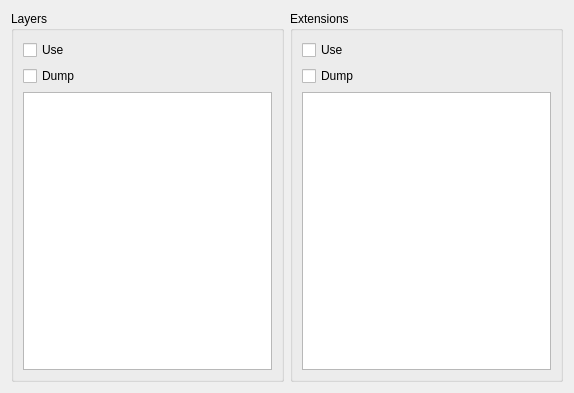
Qt form Tools/DebugSettingsEditor/VulkanTab.ui (krre/origin) before a commit.
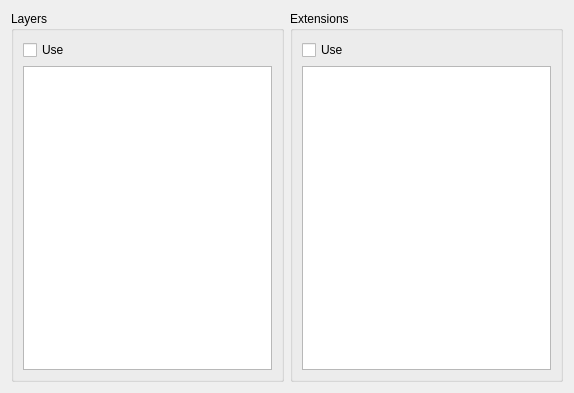
The same form after that commit.

Commit message: DSE: Remove Dump checkboxes on Vulkan tab

The edit to the form file:
```diff
--- a/Tools/DebugSettingsEditor/VulkanTab.ui
+++ b/Tools/DebugSettingsEditor/VulkanTab.ui
@@ -30,13 +30,6 @@
         </property>
        </widget>
       </item>
-      <item>
-       <widget class="QCheckBox" name="checkBoxLayersDump">
-        <property name="text">
-         <string>Dump</string>
-        </property>
-       </widget>
-      </item>
       <item>
        <widget class="QListWidget" name="listWidgetLayers">
         <property name="selectionMode">
@@ -60,13 +53,6 @@
         </property>
        </widget>
       </item>
-      <item>
-       <widget class="QCheckBox" name="checkBoxExtensionsDump">
-        <property name="text">
-         <string>Dump</string>
-        </property>
-       </widget>
-      </item>
       <item>
        <widget class="QListWidget" name="listWidgetExtensions">
         <property name="selectionMode">
```
The commit also changes 1 other file.
